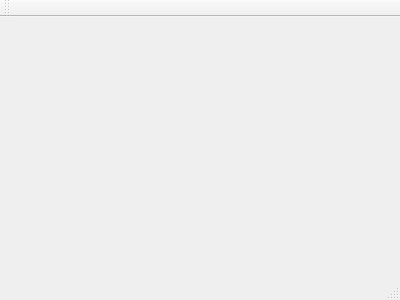
Before: the Qt Designer form NBABasketball/mainwindow.ui in ivanOzerets/Project2, drawn with Qt 5.
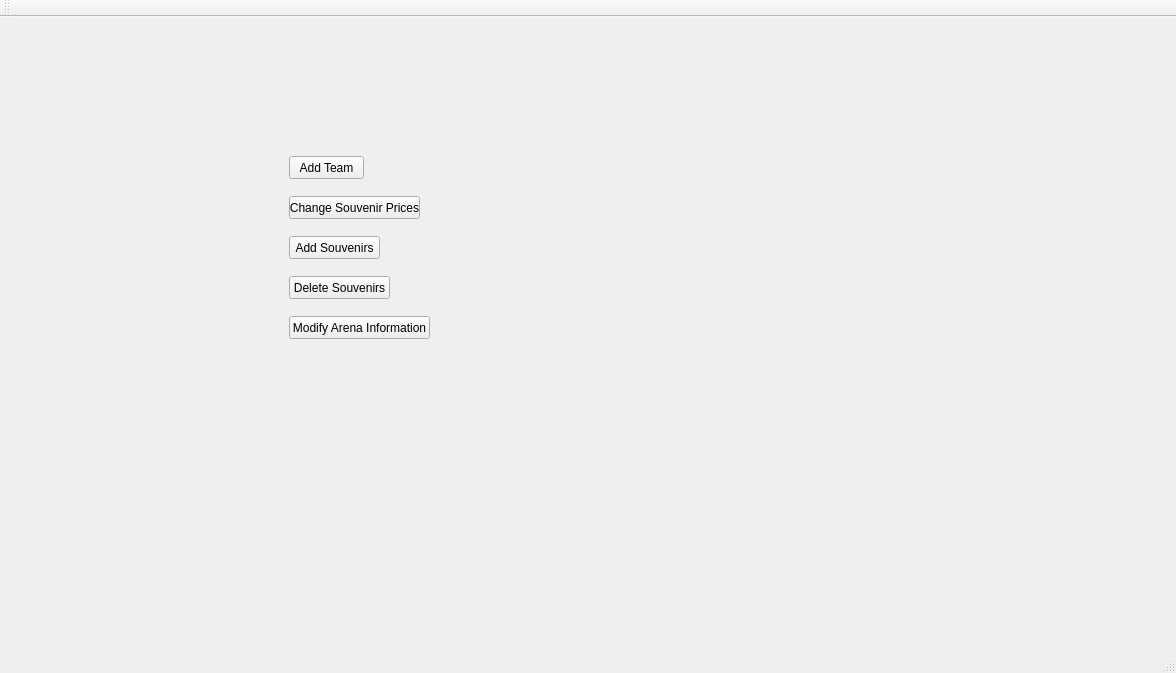
After: the same form once the commit is applied.

Commit message: Admin Dialog Working

Patch:
```diff
--- a/NBABasketball/mainwindow.ui
+++ b/NBABasketball/mainwindow.ui
@@ -1,24 +1,151 @@
 <ui version="4.0">
  <class>MainWindow</class>
- <widget class="QMainWindow" name="MainWindow" >
-  <property name="geometry" >
+ <widget class="QMainWindow" name="MainWindow">
+  <property name="geometry">
    <rect>
     <x>0</x>
     <y>0</y>
-    <width>400</width>
-    <height>300</height>
+    <width>1176</width>
+    <height>673</height>
    </rect>
   </property>
   <property name="windowTitle" >
    <string>MainWindow</string>
   </property>
-  <widget class="QMenuBar" name="menuBar" />
-  <widget class="QToolBar" name="mainToolBar" />
-  <widget class="QWidget" name="centralWidget" />
-  <widget class="QStatusBar" name="statusBar" />
+  <widget class="QWidget" name="centralWidget">
+   <widget class="QStackedWidget" name="stackedWidget">
+    <property name="geometry">
+     <rect>
+      <x>9</x>
+      <y>9</y>
+      <width>1161</width>
+      <height>611</height>
+     </rect>
+    </property>
+    <property name="currentIndex">
+     <number>1</number>
+    </property>
+    <widget class="QWidget" name="page">
+     <widget class="QLabel" name="label">
+      <property name="geometry">
+       <rect>
+        <x>30</x>
+        <y>230</y>
+        <width>1101</width>
+        <height>151</height>
+       </rect>
+      </property>
+      <property name="styleSheet">
+       <string notr="true">font: 75 72pt &quot;Arial&quot;;</string>
+      </property>
+      <property name="text">
+       <string>Let's Play NBA Basketball</string>
+      </property>
+     </widget>
+     <widget class="QPushButton" name="adminButton">
+      <property name="geometry">
+       <rect>
+        <x>10</x>
+        <y>10</y>
+        <width>75</width>
+        <height>23</height>
+       </rect>
+      </property>
+      <property name="text">
+       <string>Administrator</string>
+      </property>
+     </widget>
+    </widget>
+    <widget class="QWidget" name="page_2">
+     <widget class="QPushButton" name="addTeamButton">
+      <property name="geometry">
+       <rect>
+        <x>280</x>
+        <y>130</y>
+        <width>75</width>
+        <height>23</height>
+       </rect>
+      </property>
+      <property name="text">
+       <string>Add Team</string>
+      </property>
+     </widget>
+     <widget class="QPushButton" name="changeSouvenirPricesButton">
+      <property name="geometry">
+       <rect>
+        <x>280</x>
+        <y>170</y>
+        <width>131</width>
+        <height>23</height>
+       </rect>
+      </property>
+      <property name="text">
+       <string>Change Souvenir Prices</string>
+      </property>
+     </widget>
+     <widget class="QPushButton" name="addSouvenirsButton">
+      <property name="geometry">
+       <rect>
+        <x>280</x>
+        <y>210</y>
+        <width>91</width>
+        <height>23</height>
+       </rect>
+      </property>
+      <property name="text">
+       <string>Add Souvenirs</string>
+      </property>
+     </widget>
+     <widget class="QPushButton" name="deleteSouvenirsButton">
+      <property name="geometry">
+       <rect>
+        <x>280</x>
+        <y>250</y>
+        <width>101</width>
+        <height>23</height>
+       </rect>
+      </property>
+      <property name="text">
+       <string>Delete Souvenirs</string>
+      </property>
+     </widget>
+     <widget class="QPushButton" name="modifyArenaInformationButton">
+      <property name="geometry">
+       <rect>
+        <x>280</x>
+        <y>290</y>
+        <width>141</width>
+        <height>23</height>
+       </rect>
+      </property>
+      <property name="text">
+       <string>Modify Arena Information</string>
+      </property>
+     </widget>
+    </widget>
+   </widget>
+  </widget>
+  <widget class="QMenuBar" name="menuBar">
+   <property name="geometry">
+    <rect>
+     <x>0</x>
+     <y>0</y>
+     <width>1176</width>
+     <height>21</height>
+    </rect>
+   </property>
+  </widget>
+  <widget class="QToolBar" name="mainToolBar">
+   <attribute name="toolBarArea">
+    <enum>TopToolBarArea</enum>
+   </attribute>
+   <attribute name="toolBarBreak">
+    <bool>false</bool>
+   </attribute>
+  </widget>
+  <widget class="QStatusBar" name="statusBar"/>
  </widget>
- <layoutDefault spacing="6" margin="11" />
- <pixmapfunction></pixmapfunction>
+ <layoutdefault spacing="6" margin="11"/>
  <resources/>
  <connections/>
 </ui>
```
Left out of the diff: 3 changed lines with no effect on the pictures. The commit also changes 6 other files.
